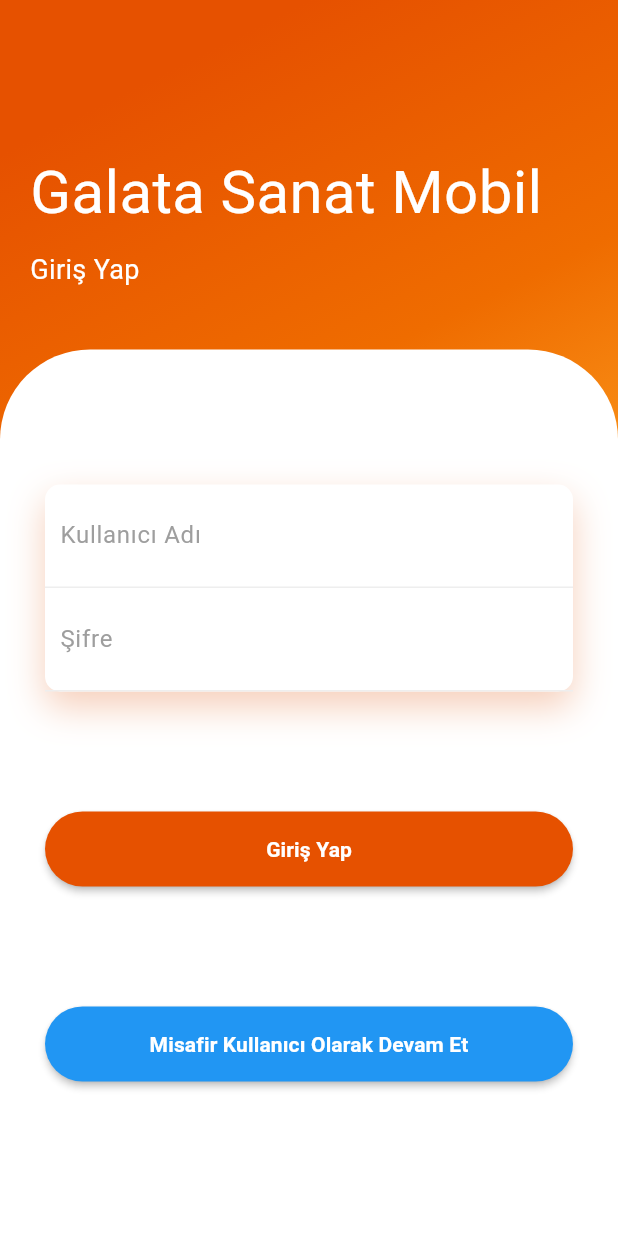
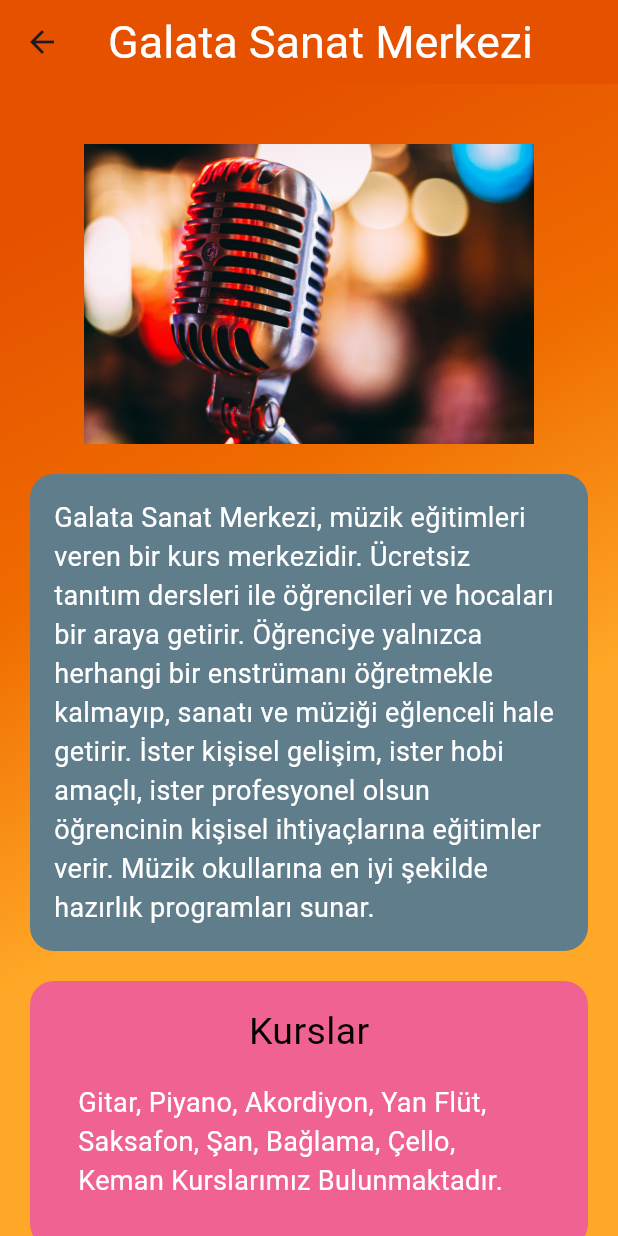
Before and after one commit to Falcon-tech-code/gsm-mobile, a Flutter app: the screen it shows after launch, after a tap on "Misafir Kullanıcı Olarak Devam Et", on a phone screen of 412 x 824 dp. Run offline on Flutter 3.47's test engine with Material 3 defaults, Android fonts, the phone set to English and light mode, and no system bars; our stand-ins replace animate_do.

Commit message:
guest screen finished

```diff
--- /dev/null
+++ b/lib/screens/guest_screen.dart
@@ -0,0 +1,139 @@
+import 'package:flutter/material.dart';
+import 'package:gsm_mobil/screens/guest_form_screen.dart';
+
+class GuestScreen extends StatefulWidget {
+  const GuestScreen({super.key});
+
+  @override
+  State<GuestScreen> createState() => _GuestScreenState();
+}
+
+class _GuestScreenState extends State<GuestScreen> {
+  final String _infoMessage =
+      "Galata Sanat Merkezi, müzik eğitimleri veren bir kurs merkezidir. Ücretsiz tanıtım dersleri ile öğrencileri ve hocaları bir araya getirir. Öğrenciye yalnızca herhangi bir enstrümanı öğretmekle kalmayıp, sanatı ve müziği eğlenceli hale getirir. İster kişisel gelişim, ister hobi amaçlı, ister profesyonel olsun öğrencinin kişisel ihtiyaçlarına eğitimler verir. Müzik okullarına en iyi şekilde hazırlık programları sunar.";
+
+  final String _courses =
+      "Gitar, Piyano, Akordiyon, Yan Flüt, Saksafon, Şan, Bağlama, Çello, Keman Kurslarımız Bulunmaktadır.";
+
+  @override
+  Widget build(BuildContext context) {
+    return Scaffold(
+      appBar: AppBar(
+        title: Text("Galata Sanat Merkezi"),
+        titleTextStyle: TextStyle(
+          color: Colors.white,
+          fontSize: 30,
+        ),
+        backgroundColor: Colors.orange.shade900,
+      ),
+      body: Container(
+        width: double.infinity,
+        decoration: BoxDecoration(
+            gradient: LinearGradient(begin: Alignment.topCenter, colors: [
+          Colors.orange.shade900,
+          Colors.orange.shade800,
+          Colors.orange.shade400
+        ])),
+        child: Column(
+          crossAxisAlignment: CrossAxisAlignment.center,
+          children: <Widget>[
+            SizedBox(
+              height: 20,
+            ),
+            Padding(
+              padding: EdgeInsets.all(20),
+              child: Column(
+                crossAxisAlignment: CrossAxisAlignment.center,
+                children: <Widget>[
+                  Image.asset(
+                    'assets/images/guest_info.jpg',
+                    width: 800,
+                    height: 200,
+                  ),
+                  SizedBox(
+                    height: 20,
+                  ),
+                  Container(
+                    decoration: BoxDecoration(
+                      borderRadius: BorderRadius.circular(16),
+                      color: Colors.blueGrey,
+                    ),
+                    padding: EdgeInsets.all(16),
+                    child: Text(
+                      _infoMessage,
+                      style: TextStyle(
+                        color: Colors.white,
+                        fontSize: 18,
+                      ),
+                    ),
+                  ),
+                  SizedBox(
+                    height: 20,
+                  ),
+                  Container(
+                    decoration: BoxDecoration(
+                      borderRadius: BorderRadius.circular(16),
+                      color: Colors.pink.shade300,
+                    ),
+                    padding: EdgeInsets.all(16),
+                    child: Column(
+                      children: <Widget>[
+                        Container(
+                          child: Text(
+                            "Kurslar",
+                            style: TextStyle(
+                              color: Colors.black,
+                              fontSize: 25,
+                            ),
+                          ),
+                        ),
+                        Container(
+                          padding: EdgeInsets.all(16),
+                          child: Text(
+                            _courses,
+                            style: TextStyle(
+                              color: Colors.white,
+                              fontSize: 18,
+                            ),
+                          ),
+                        ),
+                      ],
+                    ),
+                  ),
+                  SizedBox(
+                    height: 20,
+                  ),
+                  Column(
+                    children: <Widget>[
+                      MaterialButton(
+                          onPressed: () {
+                            Navigator.push(
+                                context,
+                                MaterialPageRoute(
+                                  builder: (context) => const GuestFormScreen(),
+                                ));
+                          },
+                          height: 50,
+                          color: Colors.blue,
+                          shape: RoundedRectangleBorder(
+                            borderRadius: BorderRadius.circular(50),
+                          ),
+                          child: Center(
+                            child: Text(
+                              "Ücretsiz Deneme Dersi Kayıt Formu",
+                              style: TextStyle(
+                                  color: Colors.white,
+                                  fontWeight: FontWeight.bold),
+                            ),
+                          ))
+                    ],
+                  )
+                ],
+              ),
+            ),
+          ],
+        ),
+      ),
+    );
+  }
+}
--- a/lib/screens/login_screen.dart
+++ b/lib/screens/login_screen.dart
@@ -1,6 +1,7 @@
 import 'package:animate_do/animate_do.dart';
 import 'package:flutter/material.dart';
 import 'package:gsm_mobil/screens/admin_screen.dart';
+import 'package:gsm_mobil/screens/guest_screen.dart';
 import 'package:gsm_mobil/screens/student_screen.dart';
 import 'package:gsm_mobil/screens/teacher_screen.dart';
 
@@ -198,7 +199,14 @@ class _login_screenState extends State<login_screen> {
                             child: FadeInUp(
                                 duration: Duration(milliseconds: 1800),
                                 child: MaterialButton(
-                                  onPressed: () {},
+                                  onPressed: () {
+                                    Navigator.push(
+                                        context,
+                                        MaterialPageRoute(
+                                          builder: (context) =>
+                                              const GuestScreen(),
+                                        ));
+                                  },
                                   height: 50,
                                   color: Colors.blue,
                                   shape: RoundedRectangleBorder(
--- a/pubspec.yaml
+++ b/pubspec.yaml
@@ -65,8 +65,8 @@ flutter:
   uses-material-design: true
 
   # To add assets to your application, add an assets section, like this:
-  # assets:
-  #   - images/a_dot_burr.jpeg
+  assets:
+    - assets/images/guest_info.jpg
   #   - images/a_dot_ham.jpeg
 
   # An image asset can refer to one or more resolution-specific "variants", see
```
Also changed, not shown: lib/screens/guest_form_screen.dart (added, +69 -0 lines), assets/images/guest_info.jpg (added).
